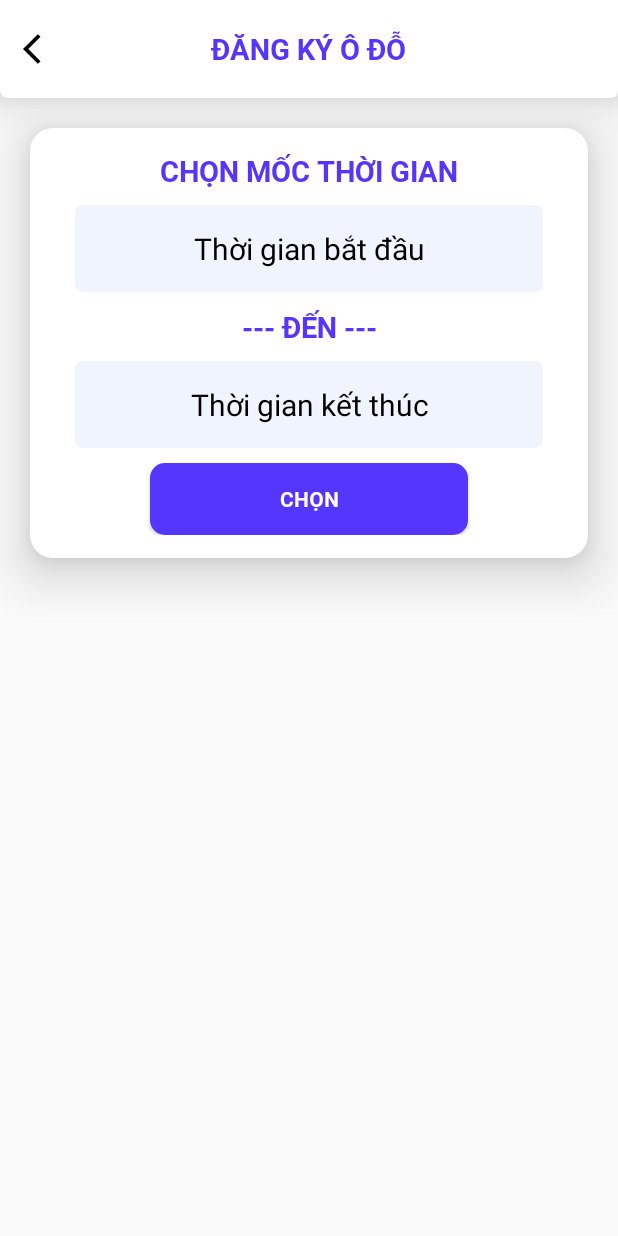
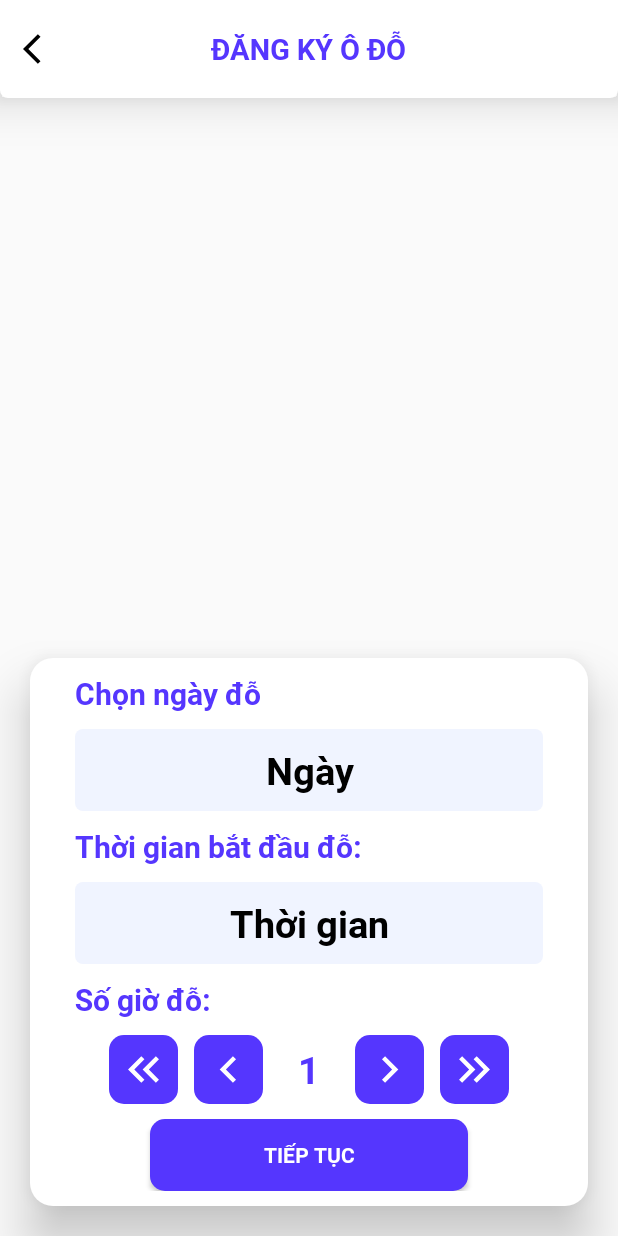
Before and after one commit to LeCongTung/ParkingLot, an Android app: the screen it shows after launch (register_parkinglot), on a phone screen of 412 x 824 dp. Run offline under Robolectric (Android 15) with nearby library versions, the phone set to English and light mode, and no system bars.

Commit message:
update 4h50 29/9/2022: Change form register_parkingLot

```diff
--- /dev/null
+++ b/app/src/main/res/drawable/ic_passer_arrowback.xml
@@ -0,0 +1,9 @@
+<vector xmlns:android="http://schemas.android.com/apk/res/android"
+    android:width="35dp"
+    android:height="35dp"
+    android:viewportWidth="24"
+    android:viewportHeight="24">
+  <path
+      android:pathData="M15.41,7.41L14,6l-6,6 6,6 1.41,-1.41L10.83,12z"
+      android:fillColor="#FFFFFF"/>
+</vector>
--- /dev/null
+++ b/app/src/main/res/drawable/ic_register_body_arrowdown.xml
@@ -0,0 +1,5 @@
+<vector android:height="35dp" android:tint="#FFFFFF"
+    android:viewportHeight="24" android:viewportWidth="24"
+    android:width="35dp" xmlns:android="http://schemas.android.com/apk/res/android">
+    <path android:fillColor="@android:color/white" android:pathData="M7,10l5,5 5,-5z"/>
+</vector>
--- /dev/null
+++ b/app/src/main/res/drawable/ic_register_body_arrowup.xml
@@ -0,0 +1,5 @@
+<vector android:height="35dp" android:tint="#FFFFFF"
+    android:viewportHeight="24" android:viewportWidth="24"
+    android:width="35dp" xmlns:android="http://schemas.android.com/apk/res/android">
+    <path android:fillColor="@android:color/white" android:pathData="M7,14l5,-5 5,5z"/>
+</vector>
--- /dev/null
+++ b/app/src/main/res/drawable/ic_register_body_multiarrow.xml
@@ -0,0 +1,12 @@
+<vector xmlns:android="http://schemas.android.com/apk/res/android"
+    android:width="35dp"
+    android:height="35dp"
+    android:viewportWidth="24"
+    android:viewportHeight="24">
+  <path
+      android:pathData="M6.41,6l-1.41,1.41l4.58,4.59l-4.58,4.59l1.41,1.41l6,-6z"
+      android:fillColor="#000000"/>
+  <path
+      android:pathData="M13,6l-1.41,1.41l4.58,4.59l-4.58,4.59l1.41,1.41l6,-6z"
+      android:fillColor="#000000"/>
+</vector>
--- a/app/src/main/res/layout/activity_register_parkinglot.xml
+++ b/app/src/main/res/layout/activity_register_parkinglot.xml
@@ -32,78 +32,147 @@
     </RelativeLayout>
 
 
+    <ScrollView
+        android:id="@+id/layout_pickSlot"
+        android:layout_below="@+id/layout_top"
+        android:layout_above="@+id/layout_choose"
+        android:layout_width="match_parent"
+        android:layout_height="match_parent">
+
+    </ScrollView>
     <LinearLayout
         android:id="@+id/layout_choose"
-            android:layout_below="@+id/layout_top"
         android:layout_width="match_parent"
         android:layout_height="wrap_content"
+
         android:layout_marginHorizontal="20dp"
         android:layout_marginVertical="20dp"
         android:background="@drawable/bg_passer_body"
         android:elevation="20dp"
+        android:orientation="vertical"
         android:paddingHorizontal="30dp"
-            android:paddingVertical="15dp"
-            android:orientation="vertical">
+        android:paddingVertical="10dp"
+        android:layout_alignParentBottom="true">
 
         <TextView
             android:layout_width="match_parent"
             android:layout_height="wrap_content"
             android:fontFamily="@font/roboto_bold"
-                android:text="CHỌN MỐC THỜI GIAN"
+            android:text="Chọn ngày đỗ"
             android:textColor="@color/mainColor"
-                android:textSize="19sp"
-                android:textAlignment="center"/>
+            android:textSize="20sp" />
 
         <EditText
-                android:id="@+id/edt_startTime"
+            android:id="@+id/edt_day"
             android:layout_width="match_parent"
             android:layout_height="wrap_content"
-                android:padding="15dp"
+            android:layout_marginVertical="10dp"
             android:background="@drawable/bg_passer_body_textbox"
-                android:text="Thời gian bắt đầu"
+            android:focusable="false"
+            android:fontFamily="@font/roboto_bold"
+            android:padding="10dp"
+            android:text="Ngày"
+            android:textAlignment="center"
             android:textColor="@color/black"
-                android:textAlignment="center"
-                android:textSize="20sp"
-                android:layout_marginVertical="10dp"
-                android:focusable="false"/>
+            android:textSize="25sp" />
 
         <TextView
-                android:id="@+id/tv_text"
+            android:layout_width="wrap_content"
+            android:layout_height="wrap_content"
+            android:fontFamily="@font/roboto_bold"
+            android:text="Thời gian bắt đầu đỗ: "
+            android:textColor="@color/mainColor"
+            android:textSize="20sp" />
+
+        <EditText
+            android:id="@+id/edt_time"
             android:layout_width="match_parent"
             android:layout_height="wrap_content"
+            android:layout_marginVertical="10dp"
+            android:background="@drawable/bg_passer_body_textbox"
+            android:focusable="false"
             android:fontFamily="@font/roboto_bold"
-                android:text="--- ĐẾN ---"
+            android:padding="10dp"
+            android:text="Thời gian"
+            android:textAlignment="center"
+            android:textColor="@color/black"
+            android:textSize="25sp" />
+
+        <TextView
+            android:layout_width="wrap_content"
+            android:layout_height="wrap_content"
+            android:fontFamily="@font/roboto_bold"
+            android:text="Số giờ đỗ: "
             android:textColor="@color/mainColor"
-                android:textSize="19sp"
-                android:textAlignment="center"/>
-            <EditText
-                android:id="@+id/edt_endTime"
+            android:textSize="20sp" />
+
+        <LinearLayout
             android:layout_width="match_parent"
             android:layout_height="wrap_content"
-                android:padding="15dp"
-                android:background="@drawable/bg_passer_body_textbox"
-                android:text="Thời gian kết thúc"
-                android:textColor="@color/black"
+            android:layout_marginVertical="10dp"
+            android:gravity="center">
+
+            <ImageButton
+                android:id="@+id/imgBtn_muiltiArrowUp_minus"
+                android:layout_width="wrap_content"
+                android:layout_height="wrap_content"
+                android:layout_marginHorizontal="5dp"
+                android:background="@drawable/bg_passer_body_btn"
+                android:padding="5dp"
+                android:rotation="180"
+                android:src="@drawable/ic_register_body_multiarrow"
+                app:tint="@color/white" />
+
+            <ImageButton
+                android:id="@+id/imgBtn_arrowDownBack_minus"
+                android:layout_width="wrap_content"
+                android:layout_height="wrap_content"
+                android:layout_marginHorizontal="5dp"
+                android:background="@drawable/bg_passer_body_btn"
+                android:padding="5dp"
+                android:src="@drawable/ic_passer_arrowback" />
+
+            <TextView
+                android:id="@+id/tv_time"
+                android:layout_width="40dp"
+                android:layout_height="wrap_content"
+                android:layout_marginHorizontal="5dp"
+                android:fontFamily="@font/roboto_bold"
+                android:text="1"
                 android:textAlignment="center"
-                android:textSize="20sp"
-                android:layout_marginVertical="10dp"
-                android:focusable="false"/>
+                android:textColor="@color/mainColor"
+                android:textSize="25sp" />
+
+            <ImageButton
+                android:id="@+id/imgBtn_arrowUp_add"
+                android:layout_width="wrap_content"
+                android:layout_height="wrap_content"
+                android:layout_marginHorizontal="5dp"
+                android:background="@drawable/bg_passer_body_btn"
+                android:padding="5dp"
+                android:rotation="180"
+                android:src="@drawable/ic_passer_arrowback" />
+
+            <ImageButton
+                android:id="@+id/imgBtn_muiltiArrowUp_add"
+                android:layout_width="wrap_content"
+                android:layout_height="wrap_content"
+                android:layout_marginHorizontal="5dp"
+                android:background="@drawable/bg_passer_body_btn"
+                android:padding="5dp"
+                android:src="@drawable/ic_register_body_multiarrow"
+                app:tint="@color/white" />
+        </LinearLayout>
 
         <Button
             android:id="@+id/btn_continue"
             android:layout_width="match_parent"
             android:layout_height="wrap_content"
+            android:layout_marginHorizontal="50dp"
             android:background="@drawable/bg_passer_body_btn"
             android:fontFamily="@font/roboto_bold"
-                android:text="CHỌN"
-                android:textColor="@color/white"
-                android:layout_marginHorizontal="50dp"/>
+            android:text="TIẾP TỤC"
+            android:textColor="@color/white" />
     </LinearLayout>
-    <ScrollView
-        android:id="@+id/layout_pickSlot"
-        android:layout_below="@+id/layout_choose"
-        android:layout_width="match_parent"
-        android:layout_height="wrap_content">
 
-    </ScrollView>
 </RelativeLayout>
--- a/build.gradle
+++ b/build.gradle
@@ -1,7 +1,7 @@
 // Top-level build file where you can add configuration options common to all sub-projects/modules.
 plugins {
-    id 'com.android.application' version '7.2.1' apply false
-    id 'com.android.library' version '7.2.1' apply false
+    id 'com.android.application' version '7.2.2' apply false
+    id 'com.android.library' version '7.2.2' apply false
     id 'org.jetbrains.kotlin.android' version '1.7.10' apply false
 }
 
```
Also changed, not shown: app/src/main/java/com/letung/parkinglot/feature/customer/passer/register_parkingLot/register_parkinglot.kt (+94 -67 lines). Lines whose indentation alone changed are shown as unchanged.
